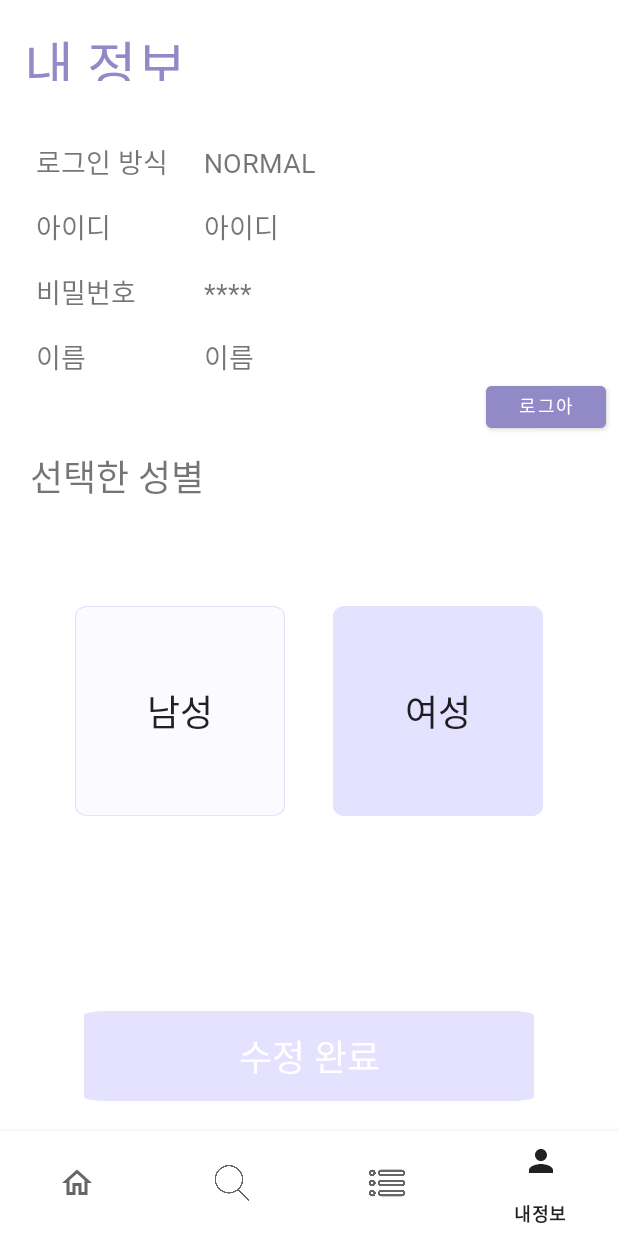
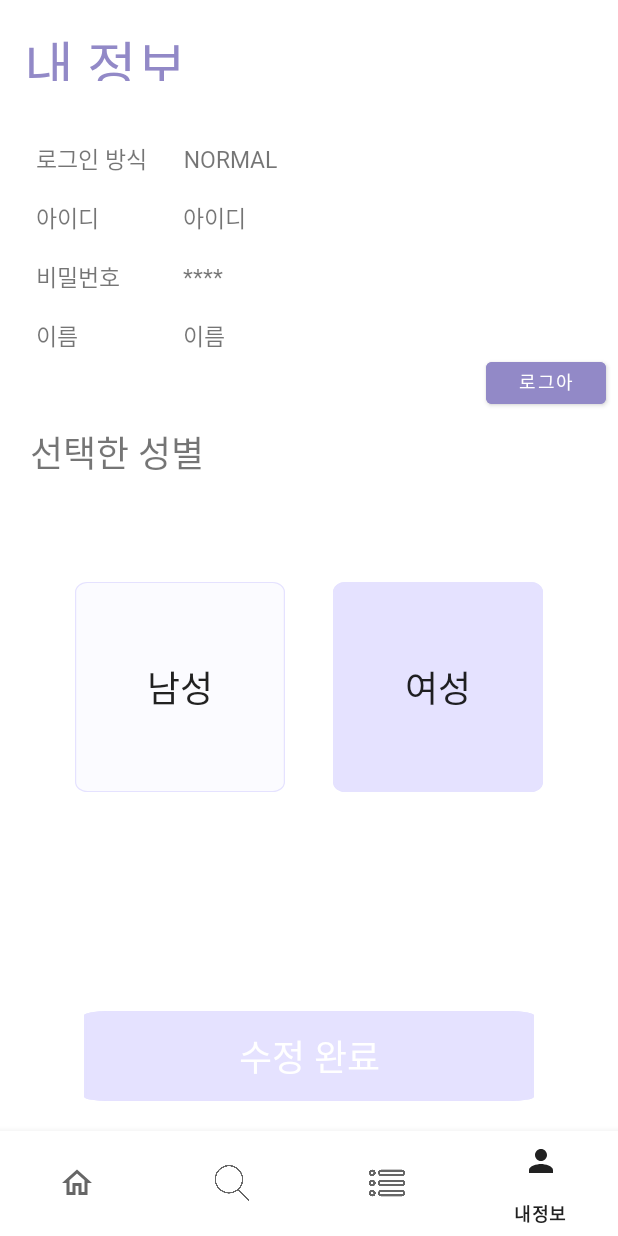
Before and after one commit to moonyy7012/Book_Love_Project, an Android app: the MyPageFragment screen opened through its navigation route, on a phone screen of 412 x 824 dp. Run offline under Robolectric (Android 15) with nearby library versions, the phone set to English and light mode, and no system bars; our stand-ins replace navigation-ui; libraries missing offline, so code that uses them is left out: com.kakao.sdk; network calls fail; 6 statements that could not run were skipped.

Commit message:
[Design] 코드정리 및 디자인 요소 설정 추가

```diff
--- a/BookLoveAndroid/app/src/main/res/layout/fragment_mypage.xml
+++ b/BookLoveAndroid/app/src/main/res/layout/fragment_mypage.xml
@@ -53,7 +53,7 @@
             android:fontFamily="@font/kopubworld_dotum_bold"
             android:gravity="center"
             android:text="@string/login_type"
-            android:textSize="@dimen/default_text_size"
+            android:textSize="@dimen/mypage_text_size"
             app:layout_constraintStart_toStartOf="parent"
             app:layout_constraintTop_toTopOf="parent" />
 
@@ -67,7 +67,7 @@
             android:fontFamily="@font/kopubworld_dotum_medium"
             android:gravity="center"
             android:text="@string/login_type"
-            android:textSize="@dimen/default_text_size"
+            android:textSize="@dimen/mypage_text_size"
             app:layout_constraintBaseline_toBaselineOf="@+id/loginType"
             app:layout_constraintStart_toEndOf="@+id/loginType" />
 
@@ -81,7 +81,7 @@
             android:fontFamily="@font/kopubworld_dotum_bold"
             android:gravity="center"
             android:text="@string/id"
-            android:textSize="@dimen/default_text_size"
+            android:textSize="@dimen/mypage_text_size"
             app:layout_constraintStart_toStartOf="@+id/loginType"
             app:layout_constraintTop_toBottomOf="@+id/loginType" />
 
@@ -94,7 +94,7 @@
             android:fontFamily="@font/kopubworld_dotum_medium"
             android:gravity="center"
             android:text="@string/id"
-            android:textSize="@dimen/default_text_size"
+            android:textSize="@dimen/mypage_text_size"
             app:layout_constraintBaseline_toBaselineOf="@+id/id"
             app:layout_constraintStart_toStartOf="@+id/loginTypeTextView" />
 
@@ -108,7 +108,7 @@
             android:fontFamily="@font/kopubworld_dotum_bold"
             android:gravity="center"
             android:text="@string/password"
-            android:textSize="@dimen/default_text_size"
+            android:textSize="@dimen/mypage_text_size"
             app:layout_constraintStart_toStartOf="@+id/id"
             app:layout_constraintTop_toBottomOf="@+id/id" />
 
@@ -121,7 +121,7 @@
             android:fontFamily="@font/kopubworld_dotum_medium"
             android:gravity="center"
             android:text="@string/password_text"
-            android:textSize="@dimen/default_text_size"
+            android:textSize="@dimen/mypage_text_size"
             app:layout_constraintBaseline_toBaselineOf="@+id/password"
             app:layout_constraintStart_toStartOf="@+id/idTextView" />
 
@@ -147,7 +147,7 @@
             android:fontFamily="@font/kopubworld_dotum_bold"
             android:gravity="center"
             android:text="@string/name"
-            android:textSize="@dimen/default_text_size"
+            android:textSize="@dimen/mypage_text_size"
             app:layout_constraintStart_toStartOf="@+id/password"
             app:layout_constraintTop_toBottomOf="@+id/password" />
 
@@ -160,7 +160,7 @@
             android:fontFamily="@font/kopubworld_dotum_medium"
             android:gravity="center"
             android:text="@string/name"
-            android:textSize="@dimen/default_text_size"
+            android:textSize="@dimen/mypage_text_size"
             app:layout_constraintBaseline_toBaselineOf="@+id/name"
             app:layout_constraintStart_toStartOf="@+id/passwordTextView" />
 
--- a/BookLoveAndroid/app/src/main/res/values/dimen.xml
+++ b/BookLoveAndroid/app/src/main/res/values/dimen.xml
@@ -8,6 +8,7 @@
     <dimen name="app_title_text_size">50sp</dimen>
     <dimen name="edittext_text_size">20sp</dimen>
     <dimen name="logout_text_size">12sp</dimen>
+    <dimen name="mypage_text_size">15sp</dimen>
 
     <!-- dp size -->
     <dimen name="fragment_height">0dp</dimen>
```
